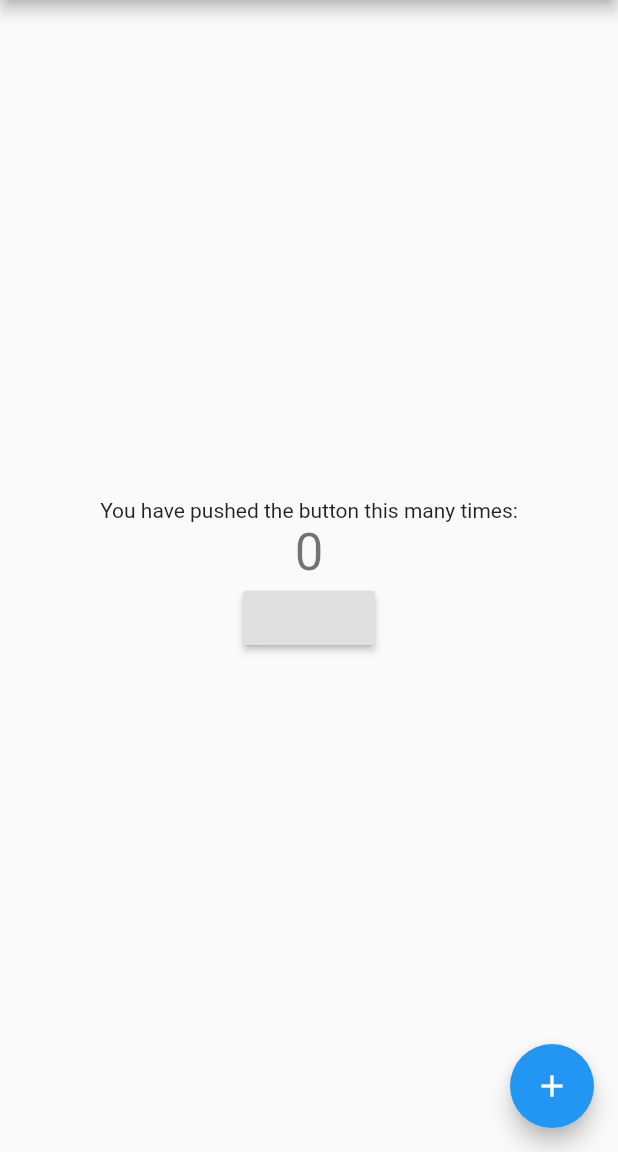
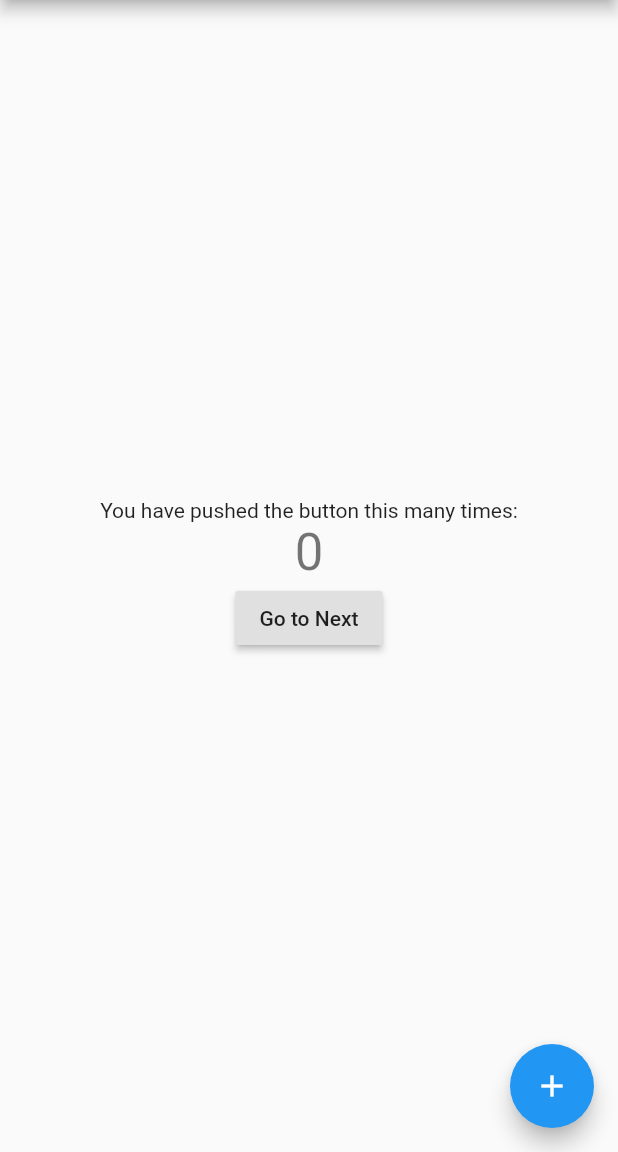
Before and after one commit to Tecco/flutter-app-first, a Flutter app: the screen it shows after launch, on a phone screen of 412 x 824 dp, the part 84-1236 px from its top. Run offline on Flutter 3.47's test engine with Material 2 defaults, Android fonts, the phone set to English and light mode, and no system bars.

Commit message:
Add Text

```diff
--- a/lib/main.dart
+++ b/lib/main.dart
@@ -104,11 +104,14 @@ class _MyHomePageState extends State<MyHomePage> {
               '$_counter',
               style: Theme.of(context).textTheme.headline4,
             ),
-            RaisedButton(onPressed: () {
-              Navigator.push(context, MaterialPageRoute(builder: (context) {
-                return SecondPage();
-              }));
-            })
+            RaisedButton(
+              onPressed: () {
+                Navigator.push(context, MaterialPageRoute(builder: (context) {
+                  return SecondPage();
+                }));
+              },
+              child: Text('Go to Next'),
+            ),
           ],
         ),
       ),
```
